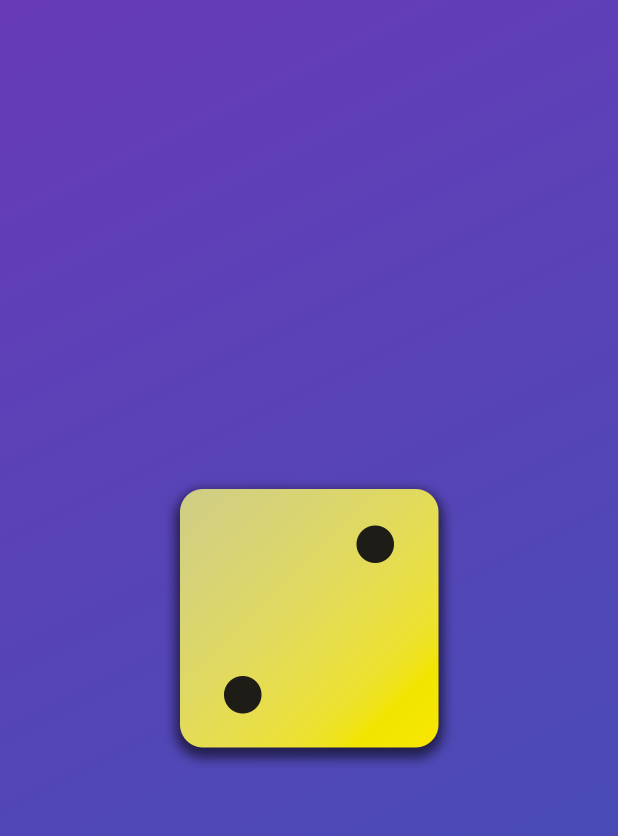
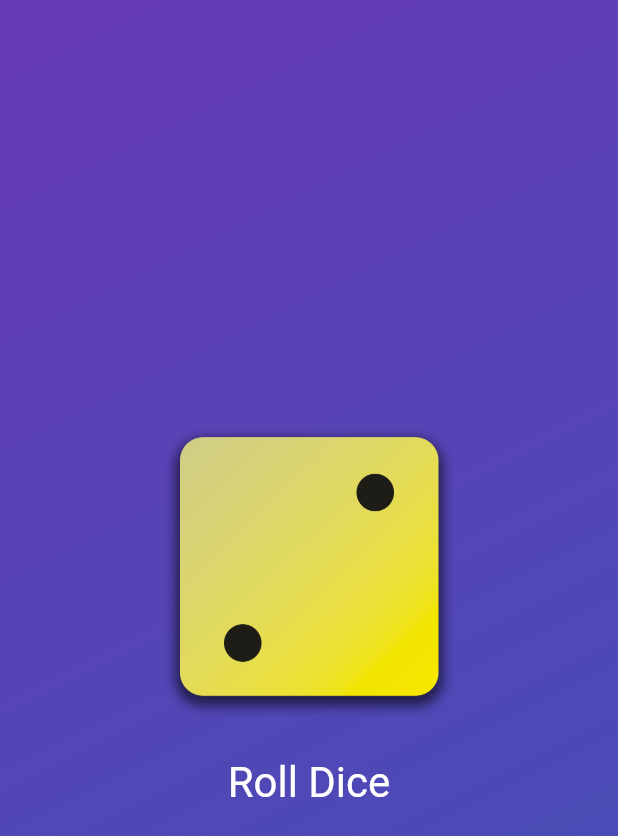
Before and after one commit to schuna/flutter_and_dart, a Flutter app: the screen it shows after launch, on a phone screen of 412 x 824 dp. Shown: the top 836 px of the screen. Run offline on Flutter 3.47's test engine with Material 3 defaults, Android fonts, the phone set to English and light mode, and no system bars.

Commit message:
section2-47

```diff
--- a/first_app/lib/gradient_container.dart
+++ b/first_app/lib/gradient_container.dart
@@ -20,9 +20,24 @@ class GradientContainer extends StatelessWidget {
         ),
       ),
       child: Center(
-        child: Image.asset(
-          'assets/images/dice-2.png',
-          width: 200,
+        child: Column(
+          mainAxisSize: MainAxisSize.min,
+          children: [
+            Image.asset(
+              'assets/images/dice-2.png',
+              width: 200,
+            ),
+            const SizedBox(
+              height: 20,
+            ),
+            TextButton(
+                onPressed: () {},
+                style: TextButton.styleFrom(
+                    // padding: const EdgeInsets.only(top: 20),
+                    foregroundColor: Colors.white,
+                    textStyle: const TextStyle(fontSize: 28.0)),
+                child: const Text('Roll Dice')),
+          ],
         ),
       ),
     );
```
